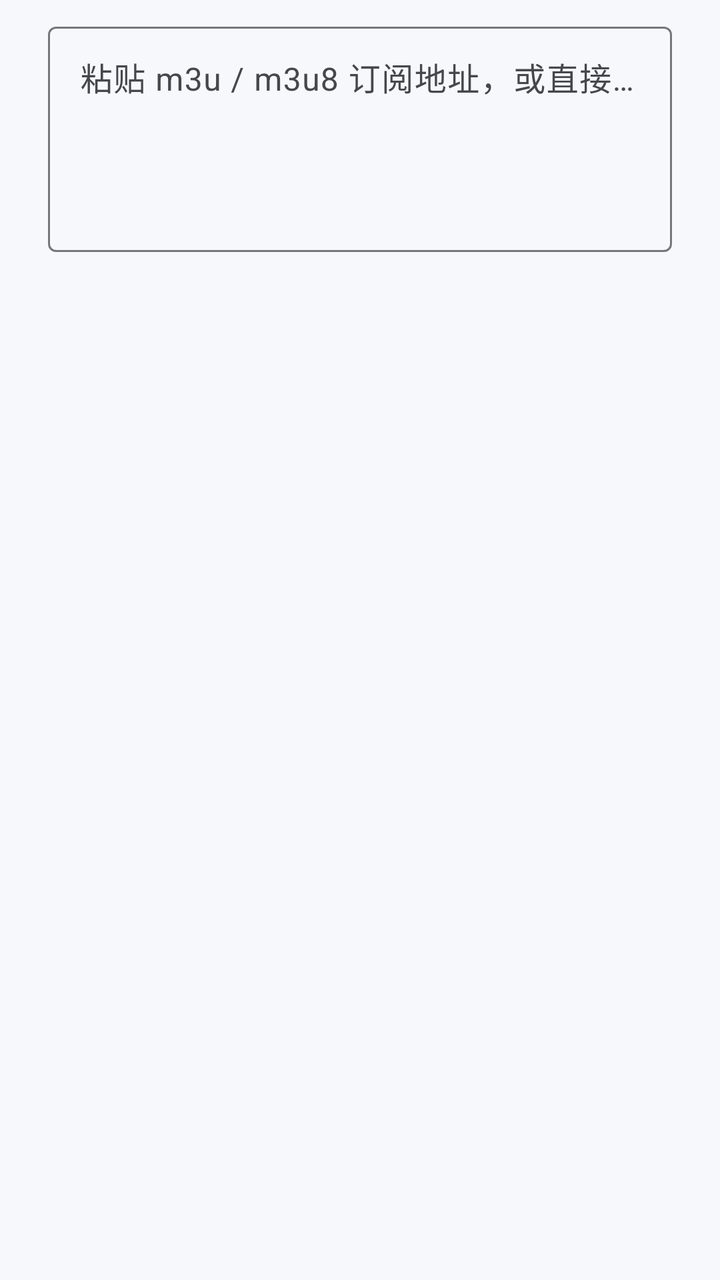
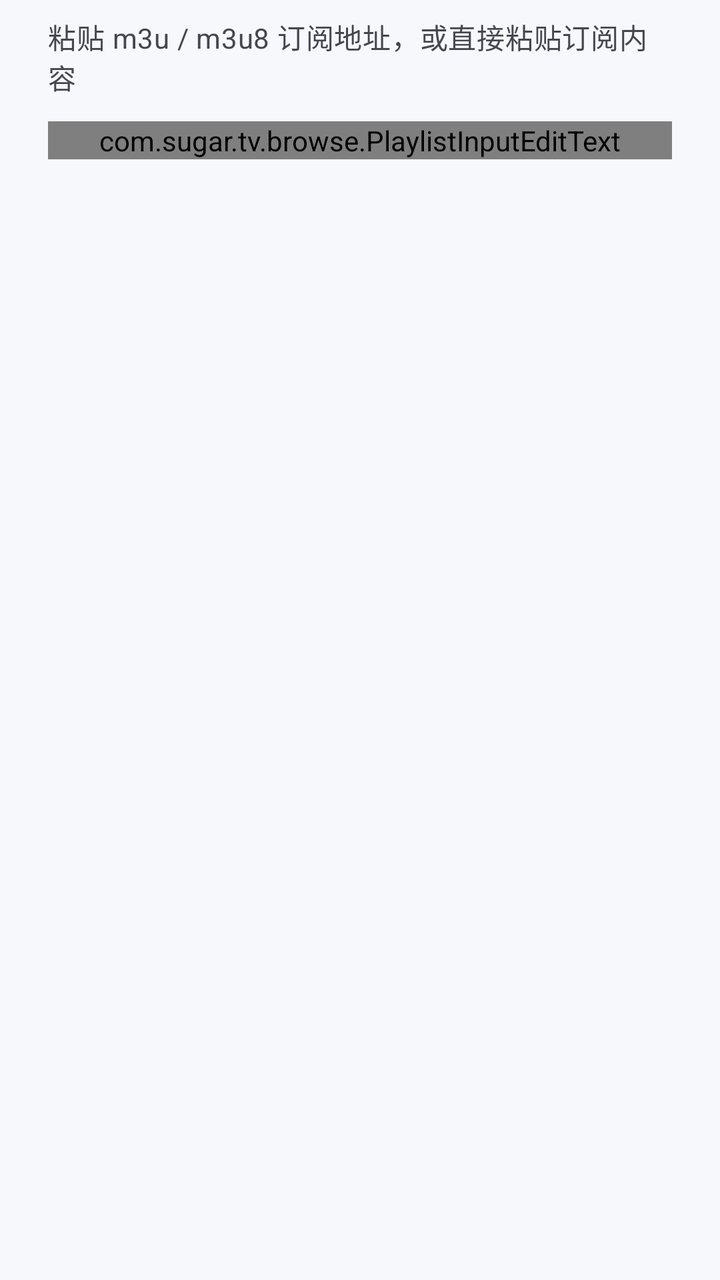

Before-and-after screenshots of an Android layout around one commit, followed by the original layout XML and the change that was made.
<!-- AndroidManifest.xml: application theme Theme.TvWorkshop -->
<!-- res/layout/dialog_import.xml -->
<?xml version="1.0" encoding="utf-8"?>
<LinearLayout xmlns:android="http://schemas.android.com/apk/res/android"
    android:layout_width="match_parent"
    android:layout_height="wrap_content"
    android:orientation="vertical"
    android:paddingStart="@dimen/dp_24"
    android:paddingTop="@dimen/dp_8"
    android:paddingEnd="@dimen/dp_24"
    android:paddingBottom="@dimen/dp_16">

    <com.google.android.material.textfield.TextInputLayout
        android:id="@+id/import_input_layout"
        style="@style/Widget.Material3.TextInputLayout.OutlinedBox"
        android:layout_width="match_parent"
        android:layout_height="wrap_content"
        android:hint="@string/import_hint">

        <com.google.android.material.textfield.TextInputEditText
            android:id="@+id/import_input_edit"
            android:layout_width="match_parent"
            android:layout_height="wrap_content"
            android:gravity="top"
            android:inputType="textMultiLine"
            android:minLines="4" />
    </com.google.android.material.textfield.TextInputLayout>

    <ProgressBar
        android:id="@+id/import_progress"
        android:layout_width="wrap_content"
        android:layout_height="wrap_content"
        android:layout_gravity="center_horizontal"
        android:layout_marginTop="@dimen/dp_16"
        android:indeterminate="true"
        android:visibility="gone" />
</LinearLayout>
<!-- resources referenced by this layout -->
<resources>
  <dimen name="dp_16">16dp</dimen>
  <dimen name="dp_24">24dp</dimen>
  <dimen name="dp_8">8dp</dimen>
  <string name="import_hint">粘贴 m3u / m3u8 订阅地址，或直接粘贴订阅内容</string>
  <style name="Theme.TvWorkshop" parent="Theme.Material3.DayNight.NoActionBar">
          
          <item name="colorPrimary">@color/tv_primary</item>
          <item name="colorOnPrimary">@color/tv_on_primary</item>
          <item name="colorPrimaryContainer">@color/tv_primary_container</item>
          <item name="colorOnPrimaryContainer">@color/tv_on_primary_container</item>
          <item name="colorSecondary">@color/tv_secondary</item>
          <item name="colorOnSecondary">@color/tv_on_secondary</item>
          <item name="colorSecondaryContainer">@color/tv_secondary_container</item>
          <item name="colorOnSecondaryContainer">@color/tv_on_secondary_container</item>
          
          <item name="android:colorBackground">@color/tv_background</item>
          <item name="colorOnBackground">@color/tv_on_background</item>
          <item name="colorSurface">@color/tv_surface</item>
          <item name="colorOnSurface">@color/tv_on_surface</item>
          <item name="colorSurfaceVariant">@color/tv_surface_variant</item>
          <item name="colorOnSurfaceVariant">@color/tv_on_surface_variant</item>
          <item name="colorOutline">@color/tv_outline</item>
          
          <item name="colorError">@color/tv_error</item>
          <item name="colorOnError">@color/tv_on_error</item>
          <item name="colorErrorContainer">@color/tv_error_container</item>
          <item name="colorOnErrorContainer">@color/tv_on_error_container</item>
          
          <item name="android:statusBarColor">@android:color/transparent</item>
          <item name="android:navigationBarColor">@android:color/transparent</item>
          <item name="android:windowLightStatusBar">true</item>
          <item name="android:enforceStatusBarContrast">false</item>
          <item name="android:enforceNavigationBarContrast">false</item>
      </style>
  <color name="tv_primary">#FF1F5FBF</color>
  <color name="tv_on_primary">#FFFFFFFF</color>
  <color name="tv_primary_container">#FFD6E3FF</color>
  <color name="tv_on_primary_container">#FF001B3F</color>
  <color name="tv_secondary">#FF565F71</color>
  <color name="tv_on_secondary">#FFFFFFFF</color>
  <color name="tv_secondary_container">#FFDBE2F9</color>
  <color name="tv_on_secondary_container">#FF131C2B</color>
  <color name="tv_background">#FFF7F8FB</color>
  <color name="tv_on_background">#FF1A1C1E</color>
  <color name="tv_surface">#FFFFFFFF</color>
  <color name="tv_on_surface">#FF1A1C1E</color>
  <color name="tv_surface_variant">#FFE1E2EC</color>
  <color name="tv_on_surface_variant">#FF44474E</color>
  <color name="tv_outline">#FF75777F</color>
  <color name="tv_error">#FFBA1A1A</color>
  <color name="tv_on_error">#FFFFFFFF</color>
  <color name="tv_error_container">#FFFFDAD6</color>
  <color name="tv_on_error_container">#FF410002</color>
</resources>

<!-- the commit's change to res/layout/dialog_import.xml (unified diff, before → after) -->
@@ -1,35 +1,53 @@
 <?xml version="1.0" encoding="utf-8"?>
-<LinearLayout xmlns:android="http://schemas.android.com/apk/res/android"
+<androidx.core.widget.NestedScrollView xmlns:android="http://schemas.android.com/apk/res/android"
     android:layout_width="match_parent"
-    android:layout_height="wrap_content"
-    android:orientation="vertical"
-    android:paddingStart="@dimen/dp_24"
-    android:paddingTop="@dimen/dp_8"
-    android:paddingEnd="@dimen/dp_24"
-    android:paddingBottom="@dimen/dp_16">
+    android:layout_height="wrap_content">
 
-    <com.google.android.material.textfield.TextInputLayout
-        android:id="@+id/import_input_layout"
-        style="@style/Widget.Material3.TextInputLayout.OutlinedBox"
+    <LinearLayout
         android:layout_width="match_parent"
         android:layout_height="wrap_content"
-        android:hint="@string/import_hint">
+        android:orientation="vertical"
+        android:paddingStart="@dimen/dp_24"
+        android:paddingTop="@dimen/dp_8"
+        android:paddingEnd="@dimen/dp_24"
+        android:paddingBottom="@dimen/dp_16">
 
-        <com.google.android.material.textfield.TextInputEditText
-            android:id="@+id/import_input_edit"
+        
+        <TextView
             android:layout_width="match_parent"
             android:layout_height="wrap_content"
-            android:gravity="top"
-            android:inputType="textMultiLine"
-            android:minLines="4" />
-    </com.google.android.material.textfield.TextInputLayout>
+            android:layout_marginBottom="@dimen/dp_12"
+            android:text="@string/import_hint"
+            android:textAppearance="?attr/textAppearanceBodyMedium"
+            android:textColor="?attr/colorOnSurfaceVariant" />
 
-    <ProgressBar
-        android:id="@+id/import_progress"
-        android:layout_width="wrap_content"
-        android:layout_height="wrap_content"
-        android:layout_gravity="center_horizontal"
-        android:layout_marginTop="@dimen/dp_16"
-        android:indeterminate="true"
-        android:visibility="gone" />
-</LinearLayout>
+        <com.google.android.material.textfield.TextInputLayout
+            android:id="@+id/import_input_layout"
+            style="@style/Widget.Material3.TextInputLayout.OutlinedBox"
+            android:layout_width="match_parent"
+            android:layout_height="wrap_content"
+            android:hint="@string/import_input_label">
+
+            
+            <com.sugar.tv.browse.PlaylistInputEditText
+                android:id="@+id/import_input_edit"
+                android:layout_width="match_parent"
+                android:layout_height="wrap_content"
+                android:gravity="top|start"
+                android:importantForAutofill="no"
+                android:inputType="textMultiLine|textNoSuggestions"
+                android:maxLines="6"
+                android:minLines="4"
+                android:scrollbars="vertical" />
+        </com.google.android.material.textfield.TextInputLayout>
+
+        <ProgressBar
+            android:id="@+id/import_progress"
+            android:layout_width="wrap_content"
+            android:layout_height="wrap_content"
+            android:layout_gravity="center_horizontal"
+            android:layout_marginTop="@dimen/dp_16"
+            android:indeterminate="true"
+            android:visibility="gone" />
+    </LinearLayout>
+</androidx.core.widget.NestedScrollView>
<!-- resource entries referenced after the edit -->
@@ -1,9 +1,11 @@
 <!-- resources referenced by this layout -->
 <resources>
+  <dimen name="dp_12">12dp</dimen>
   <dimen name="dp_16">16dp</dimen>
   <dimen name="dp_24">24dp</dimen>
   <dimen name="dp_8">8dp</dimen>
   <string name="import_hint">粘贴 m3u / m3u8 订阅地址，或直接粘贴订阅内容</string>
+  <string name="import_input_label">订阅地址或列表正文</string>
   <style name="Theme.TvWorkshop" parent="Theme.Material3.DayNight.NoActionBar">
           
           <item name="colorPrimary">@color/tv_primary</item>
